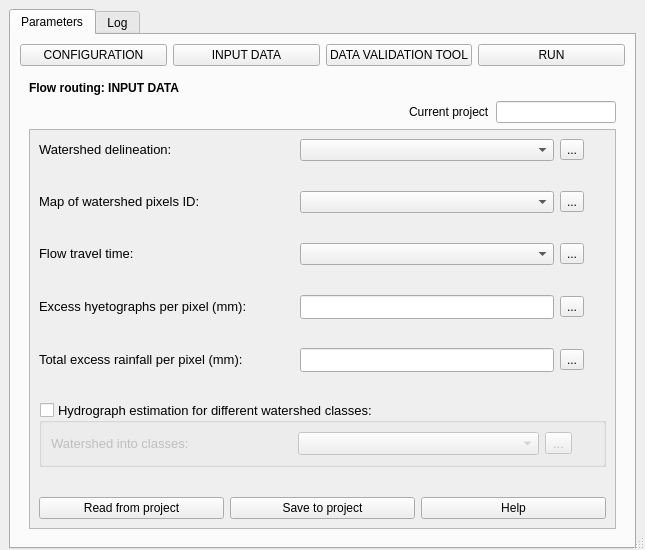
Qt form hidroPixel_dialog_flow_rout.ui (J1Vitor/HidroPixel_test) before a commit.
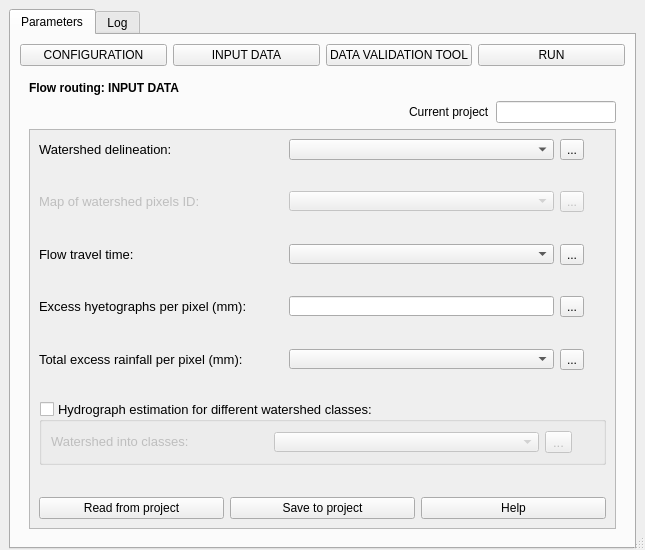
The same form after that commit. The open tabs and pages were chosen to show the change. Icons and pictures are not drawn.

The edit to the form file:
```diff
--- a/hidroPixel_dialog_flow_rout.ui
+++ b/hidroPixel_dialog_flow_rout.ui
@@ -51,28 +51,31 @@
           <item row="0" column="1">
            <widget class="QPushButton" name="btn_input_data">
             <property name="text">
-             <string>INPUT DATA</string>
+             <string notr="true">INPUT DATA</string>
             </property>
            </widget>
           </item>
           <item row="0" column="3">
            <widget class="QPushButton" name="btn_run">
             <property name="text">
-             <string>RUN</string>
+             <string notr="true">RUN</string>
             </property>
            </widget>
           </item>
           <item row="0" column="0">
            <widget class="QPushButton" name="btn_config">
+            <property name="enabled">
+             <bool>true</bool>
+            </property>
             <property name="text">
-             <string>CONFIGURATION</string>
+             <string notr="true">CONFIGURATION</string>
             </property>
            </widget>
           </item>
           <item row="0" column="2">
            <widget class="QPushButton" name="btn_data_va_tool">
             <property name="text">
-             <string>DATA VALIDATION TOOL</string>
+             <string notr="true">DATA VALIDATION TOOL</string>
             </property>
            </widget>
           </item>
@@ -526,21 +529,21 @@
                   <item>
                    <widget class="QPushButton" name="btn_read_pg1">
                     <property name="text">
-                     <string>Read from project</string>
+                     <string notr="true">Read from project</string>
                     </property>
                    </widget>
                   </item>
                   <item>
                    <widget class="QPushButton" name="btn_save_file_pg1">
                     <property name="text">
-                     <string>Save to project</string>
+                     <string notr="true">Save to project</string>
                     </property>
                    </widget>
                   </item>
                   <item>
                    <widget class="QPushButton" name="btn_help_pg1">
                     <property name="text">
-                     <string>Help</string>
+                     <string notr="true">Help</string>
                     </property>
                    </widget>
                   </item>
@@ -680,7 +683,20 @@
                   <item>
                    <layout class="QGridLayout" name="gridLayout_22">
                     <item row="1" column="1">
-                     <widget class="QComboBox" name="cb_1_pg2"/>
+                     <widget class="QComboBox" name="cb_1_pg2">
+                      <property name="minimumSize">
+                       <size>
+                        <width>265</width>
+                        <height>20</height>
+                       </size>
+                      </property>
+                      <property name="maximumSize">
+                       <size>
+                        <width>265</width>
+                        <height>24</height>
+                       </size>
+                      </property>
+                     </widget>
                     </item>
                     <item row="1" column="0">
                      <widget class="QLabel" name="label_29">
@@ -751,10 +767,29 @@
                   <item>
                    <layout class="QGridLayout" name="gridLayout_21">
                     <item row="0" column="1">
-                     <widget class="QComboBox" name="cb_2_pg2"/>
+                     <widget class="QComboBox" name="cb_2_pg2">
+                      <property name="enabled">
+                       <bool>false</bool>
+                      </property>
+                      <property name="minimumSize">
+                       <size>
+                        <width>265</width>
+                        <height>20</height>
+                       </size>
+                      </property>
+                      <property name="maximumSize">
+                       <size>
+                        <width>265</width>
+                        <height>20</height>
+                       </size>
+                      </property>
+                     </widget>
                     </item>
                     <item row="0" column="2">
                      <widget class="QToolButton" name="tbtn_pg2_2">
+                      <property name="enabled">
+                       <bool>false</bool>
+                      </property>
                       <property name="toolTip">
                        <string>&lt;html&gt;&lt;head/&gt;&lt;body&gt;&lt;p&gt;&lt;br/&gt;&lt;/p&gt;&lt;/body&gt;&lt;/html&gt;</string>
                       </property>
@@ -765,6 +800,9 @@
                     </item>
                     <item row="0" column="3">
                      <widget class="QLabel" name="label_27">
+                      <property name="enabled">
+                       <bool>false</bool>
+                      </property>
                       <property name="sizePolicy">
                        <sizepolicy hsizetype="Preferred" vsizetype="Preferred">
                         <horstretch>0</horstretch>
@@ -799,6 +837,9 @@
                     </item>
                     <item row="0" column="0">
                      <widget class="QLabel" name="label_28">
+                      <property name="enabled">
+                       <bool>false</bool>
+                      </property>
                       <property name="text">
                        <string>&lt;html&gt;&lt;head/&gt;&lt;body&gt;&lt;p&gt;&lt;span style=&quot; font-size:10pt;&quot;&gt;Map of watershed pixels ID:&lt;/span&gt;&lt;/p&gt;&lt;/body&gt;&lt;/html&gt;</string>
                       </property>
@@ -829,7 +870,20 @@
                      </widget>
                     </item>
                     <item row="0" column="1">
-                     <widget class="QComboBox" name="cb_3_pg2"/>
+                     <widget class="QComboBox" name="cb_3_pg2">
+                      <property name="minimumSize">
+                       <size>
+                        <width>265</width>
+                        <height>20</height>
+                       </size>
+                      </property>
+                      <property name="maximumSize">
+                       <size>
+                        <width>265</width>
+                        <height>20</height>
+                       </size>
+                      </property>
+                     </widget>
                     </item>
                     <item row="0" column="2">
                      <widget class="QToolButton" name="tbtn_pg2_3">
@@ -899,14 +953,14 @@
                       </property>
                       <property name="minimumSize">
                        <size>
-                        <width>60</width>
-                        <height>24</height>
+                        <width>265</width>
+                        <height>20</height>
                        </size>
                       </property>
                       <property name="maximumSize">
                        <size>
-                        <width>360</width>
-                        <height>24</height>
+                        <width>265</width>
+                        <height>20</height>
                        </size>
                       </property>
                       <property name="clearButtonEnabled">
@@ -979,6 +1033,13 @@
                   </item>
                   <item>
                    <layout class="QGridLayout" name="gridLayout_37">
+                    <item row="0" column="2">
+                     <widget class="QToolButton" name="tbtn_pg2_5">
+                      <property name="text">
+                       <string>...</string>
+                      </property>
+                     </widget>
+                    </item>
                     <item row="0" column="0">
                      <widget class="QLabel" name="label_39">
                       <property name="text">
@@ -986,38 +1047,6 @@
                       </property>
                      </widget>
                     </item>
-                    <item row="0" column="1">
-                     <widget class="QLineEdit" name="le_5_pg2">
-                      <property name="sizePolicy">
-                       <sizepolicy hsizetype="Minimum" vsizetype="Fixed">
-                        <horstretch>0</horstretch>
-                        <verstretch>0</verstretch>
-                       </sizepolicy>
-                      </property>
-                      <property name="minimumSize">
-                       <size>
-                        <width>60</width>
-                        <height>24</height>
-                       </size>
-                      </property>
-                      <property name="maximumSize">
-                       <size>
-                        <width>360</width>
-                        <height>24</height>
-                       </size>
-                      </property>
-                      <property name="clearButtonEnabled">
-                       <bool>true</bool>
-                      </property>
-                     </widget>
-                    </item>
-                    <item row="0" column="2">
-                     <widget class="QToolButton" name="tbtn_pg2_5">
-                      <property name="text">
-                       <string>...</string>
-                      </property>
-                     </widget>
-                    </item>
                     <item row="0" column="3">
                      <widget class="QLabel" name="label_38">
                       <property name="sizePolicy">
@@ -1052,6 +1081,22 @@
                       </property>
                      </widget>
                     </item>
+                    <item row="0" column="1">
+                     <widget class="QComboBox" name="cb_5_pg2">
+                      <property name="minimumSize">
+                       <size>
+                        <width>265</width>
+                        <height>20</height>
+                       </size>
+                      </property>
+                      <property name="maximumSize">
+                       <size>
+                        <width>265</width>
+                        <height>20</height>
+                       </size>
+                      </property>
+                     </widget>
+                    </item>
                    </layout>
                   </item>
                   <item>
@@ -1104,7 +1149,20 @@
                         </widget>
                        </item>
                        <item row="1" column="1">
-                        <widget class="QComboBox" name="cb_4_pg2"/>
+                        <widget class="QComboBox" name="cb_4_pg2">
+                         <property name="minimumSize">
+                          <size>
+                           <width>265</width>
+                           <height>20</height>
+                          </size>
+                         </property>
+                         <property name="maximumSize">
+                          <size>
+                           <width>265</width>
+                           <height>20</height>
+                          </size>
+                         </property>
+                        </widget>
                        </item>
                        <item row="1" column="3">
                         <widget class="QLabel" name="label_40">
@@ -1163,21 +1221,21 @@
                     <item row="0" column="0">
                      <widget class="QPushButton" name="btn_read_pg2">
                       <property name="text">
-                       <string>Read from project</string>
+                       <string notr="true">Read from project</string>
                       </property>
                      </widget>
                     </item>
                     <item row="0" column="1">
                      <widget class="QPushButton" name="btn_save_file_pg2">
                       <property name="text">
-                       <string>Save to project</string>
+                       <string notr="true">Save to project</string>
                       </property>
                      </widget>
                     </item>
                     <item row="0" column="2">
                      <widget class="QPushButton" name="btn_help_pg2">
                       <property name="text">
-                       <string>Help</string>
+                       <string notr="true">Help</string>
                       </property>
                      </widget>
                     </item>
@@ -1261,7 +1319,7 @@
                </widget>
               </item>
               <item row="0" column="2">
-               <widget class="QLineEdit" name="lineEdit_3">
+               <widget class="QLineEdit" name="le_1_pg3">
                 <property name="maximumSize">
                  <size>
                   <width>120</width>
@@ -2291,6 +2349,9 @@
                       <layout class="QHBoxLayout" name="horizontalLayout_19">
                        <item>
                         <widget class="QCheckBox" name="ch_6_pg4">
+                         <property name="enabled">
+                          <bool>false</bool>
+                         </property>
                          <property name="sizePolicy">
                           <sizepolicy hsizetype="Fixed" vsizetype="Fixed">
                            <horstretch>0</horstretch>
@@ -2300,6 +2361,9 @@
                          <property name="text">
                           <string/>
                          </property>
+                         <property name="checked">
+                          <bool>true</bool>
+                         </property>
                         </widget>
                        </item>
                        <item>
@@ -2483,13 +2547,13 @@
                          </property>
                          <property name="minimumSize">
                           <size>
-                           <width>60</width>
+                           <width>158</width>
                            <height>0</height>
                           </size>
                          </property>
                          <property name="maximumSize">
                           <size>
-                           <width>220</width>
+                           <width>200</width>
                            <height>24</height>
                           </size>
                          </property>
@@ -2555,7 +2619,7 @@
                          </property>
                          <property name="sizeHint" stdset="0">
                           <size>
-                           <width>22</width>
+                           <width>16</width>
                            <height>20</height>
                           </size>
                          </property>
@@ -2748,27 +2812,33 @@
                   <item>
                    <widget class="QPushButton" name="btn_read_pg4">
                     <property name="text">
-                     <string>Read from project</string>
+                     <string notr="true">Read from project</string>
                     </property>
                    </widget>
                   </item>
                   <item>
                    <widget class="QPushButton" name="btn_save_file_pg4">
                     <property name="text">
-                     <string>Save to project</string>
+                     <string notr="true">Save to project</string>
                     </property>
                    </widget>
                   </item>
                   <item>
                    <widget class="QPushButton" name="btn_run_2">
                     <property name="enabled">
-                     <bool>false</bool>
+                     <bool>true</bool>
                     </property>
                     <property name="styleSheet">
                      <string notr="true"/>
                     </property>
                     <property name="text">
-                     <string>Run</string>
+                     <string notr="true">Run</string>
+                    </property>
+                    <property name="checkable">
+                     <bool>false</bool>
+                    </property>
+                    <property name="checked">
+                     <bool>false</bool>
                     </property>
                    </widget>
                   </item>
@@ -2778,14 +2848,14 @@
                      <string notr="true"/>
                     </property>
                     <property name="text">
-                     <string>Close</string>
+                     <string notr="true">Close</string>
                     </property>
                    </widget>
                   </item>
                   <item>
                    <widget class="QPushButton" name="btn_help_pg4">
                     <property name="text">
-                     <string>Help</string>
+                     <string notr="true">Help</string>
                     </property>
                    </widget>
                   </item>
```
Left out of the diff: 1 changed line with no effect on the pictures.
